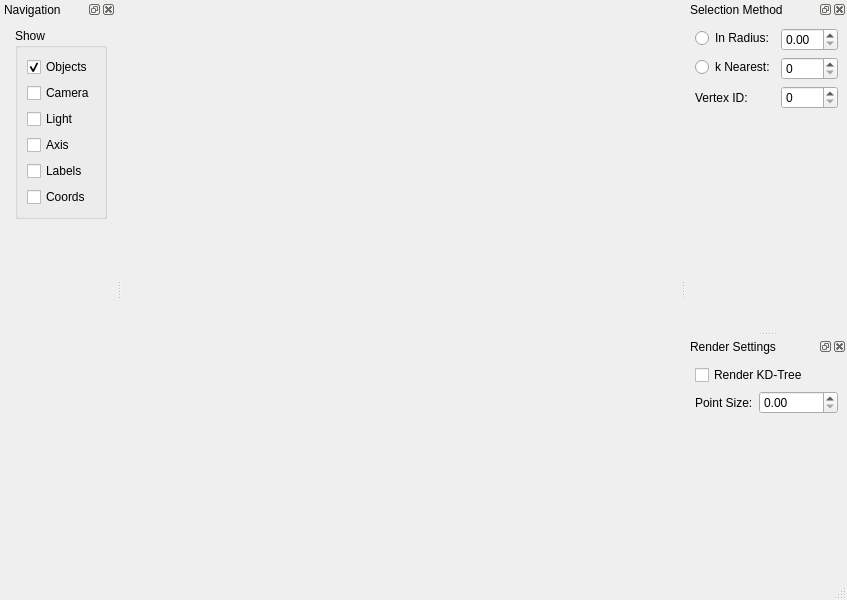
Old version of the form src/cg2ex1/MainWindow.ui in the repository aeickho/Tomo.
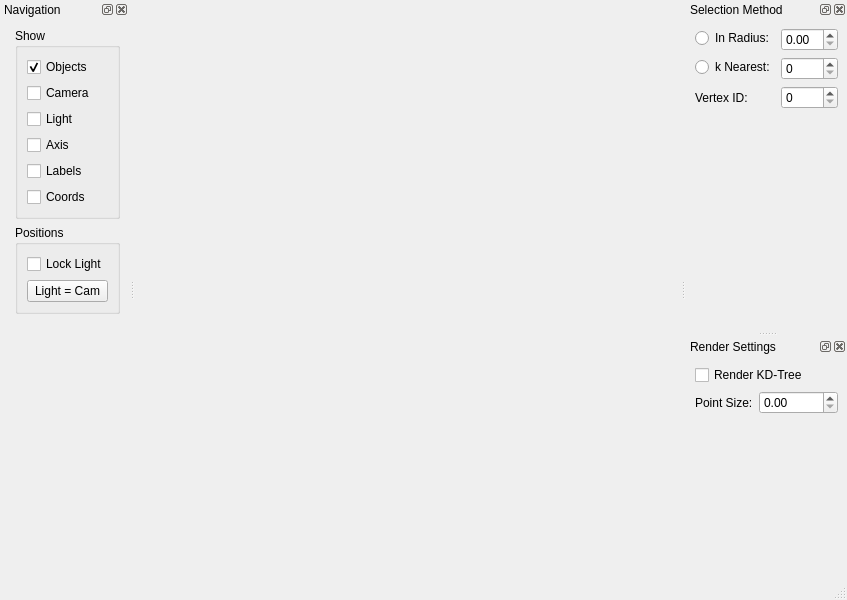
New version of the form. Custom widgets are drawn as their Qt base class.

The edit to the form file:
```diff
--- a/src/cg2ex1/MainWindow.ui
+++ b/src/cg2ex1/MainWindow.ui
@@ -195,6 +195,29 @@
        </layout>
       </widget>
      </item>
+     <item row="2" column="1">
+      <widget class="QGroupBox" name="groupBox_2">
+       <property name="title">
+        <string>Positions</string>
+       </property>
+       <layout class="QVBoxLayout" name="verticalLayout">
+        <item>
+         <widget class="QCheckBox" name="checkLockLight">
+          <property name="text">
+           <string>Lock Light</string>
+          </property>
+         </widget>
+        </item>
+        <item>
+         <widget class="QPushButton" name="pushLight2Cam">
+          <property name="text">
+           <string>Light = Cam</string>
+          </property>
+         </widget>
+        </item>
+       </layout>
+      </widget>
+     </item>
     </layout>
    </widget>
   </widget>
```
Left out of the diff: 41 changed lines with no effect on the pictures.
